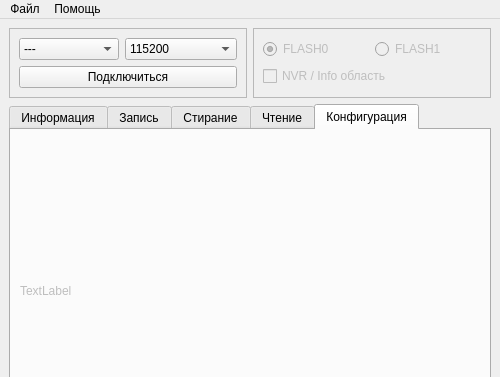
First picture: the form in app/ui/main.ui, repository ntsfv/flasher, before the edit; both pictures show x 0 to 500 and y 0 to 377 of the 500 by 600 pixel window.
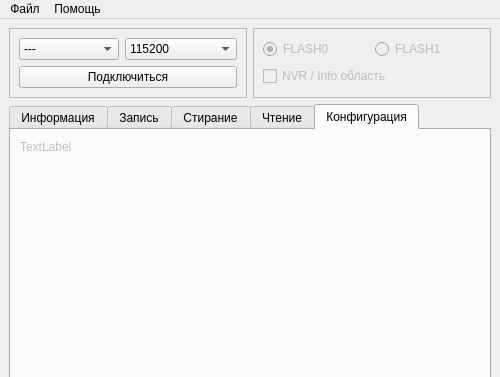
Second picture: the form after the edit. The open tabs and pages were chosen to show the change. Icons and pictures are not drawn.

Diff of the .ui file:
```diff
--- a/app/ui/main.ui
+++ b/app/ui/main.ui
@@ -1029,15 +1029,19 @@
        <attribute name="title">
         <string notr="true">Конфигурация</string>
        </attribute>
-       <layout class="QVBoxLayout" name="verticalLayout_12">
-        <item>
          <widget class="QLabel" name="tconf_lab_test">
+        <property name="geometry">
+         <rect>
+          <x>9</x>
+          <y>9</y>
+          <width>57</width>
+          <height>16</height>
+         </rect>
+        </property>
           <property name="text">
            <string>TextLabel</string>
           </property>
          </widget>
-        </item>
-       </layout>
       </widget>
      </widget>
     </item>
```
Left out of the diff: 5 changed lines with no effect on the pictures. Lines whose indentation alone changed are shown as unchanged.
